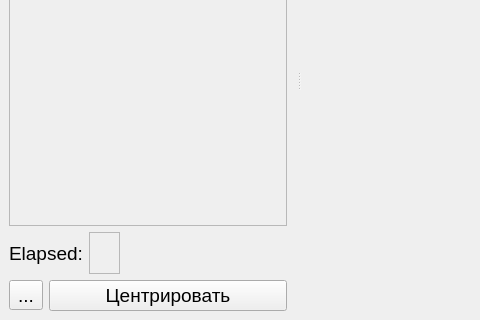
Above: plotter/ui/MainWindow.ui from atorym/learning_c- before the change; both pictures show x 0 to 480 and y 160 to 480 of the 640 by 480 pixel window. Below: the same form after it.
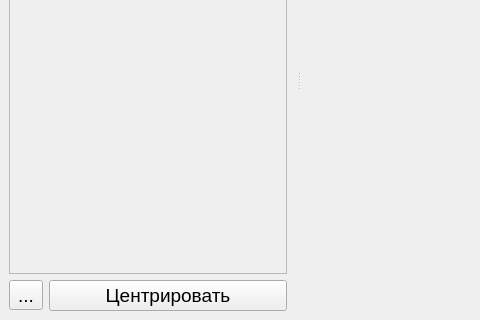
That is the form after the change. Custom widgets are drawn as their Qt base class.

```diff
--- a/plotter/ui/MainWindow.ui
+++ b/plotter/ui/MainWindow.ui
@@ -41,49 +41,6 @@
        </property>
       </widget>
      </item>
-     <item>
-      <layout class="QHBoxLayout" name="horizontalLayout_3" stretch="0,0,1">
-       <item>
-        <widget class="QLabel" name="label">
-         <property name="text">
-          <string>Elapsed:</string>
-         </property>
-        </widget>
-       </item>
-       <item>
-        <widget class="QFrame" name="frame">
-         <property name="frameShape">
-          <enum>QFrame::StyledPanel</enum>
-         </property>
-         <property name="frameShadow">
-          <enum>QFrame::Raised</enum>
-         </property>
-         <layout class="QHBoxLayout" name="horizontalLayout_2">
-          <item>
-           <widget class="QLabel" name="l_elapsed">
-            <property name="text">
-             <string/>
-            </property>
-           </widget>
-          </item>
-         </layout>
-        </widget>
-       </item>
-       <item>
-        <spacer name="horizontalSpacer">
-         <property name="orientation">
-          <enum>Qt::Horizontal</enum>
-         </property>
-         <property name="sizeHint" stdset="0">
-          <size>
-           <width>40</width>
-           <height>20</height>
-          </size>
-         </property>
-        </spacer>
-       </item>
-      </layout>
-     </item>
      <item>
       <layout class="QHBoxLayout" name="horizontalLayout_4">
        <item>
```
